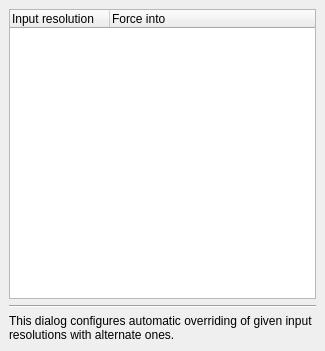
The window that src/display/qt/dialogs/ui/alias_dialog.ui (mrehkopf/vcs) describes before a commit, drawn with Qt 5.
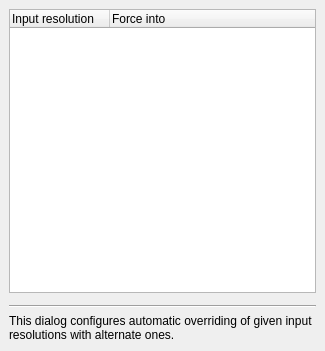
The same window after the commit.

Commit message: GUI: Add vertical spacing to dialogs' footers

What changed in the file:
```diff
--- a/src/display/qt/dialogs/ui/alias_dialog.ui
+++ b/src/display/qt/dialogs/ui/alias_dialog.ui
@@ -71,6 +71,22 @@
      </item>
     </layout>
    </item>
+   <item>
+    <spacer name="verticalSpacer">
+     <property name="orientation">
+      <enum>Qt::Vertical</enum>
+     </property>
+     <property name="sizeType">
+      <enum>QSizePolicy::Fixed</enum>
+     </property>
+     <property name="sizeHint" stdset="0">
+      <size>
+       <width>20</width>
+       <height>6</height>
+      </size>
+     </property>
+    </spacer>
+   </item>
    <item>
     <widget class="Line" name="line">
      <property name="orientation">
```
The commit also changes 7 other files.
